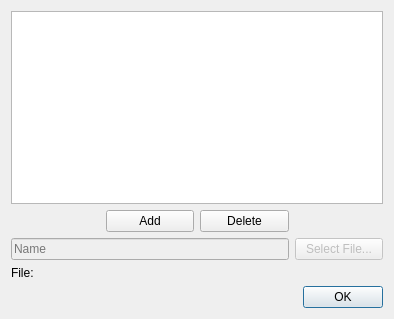
marmysl/ece1140, file TrackModel/layoutdialog.ui: the form before one commit.
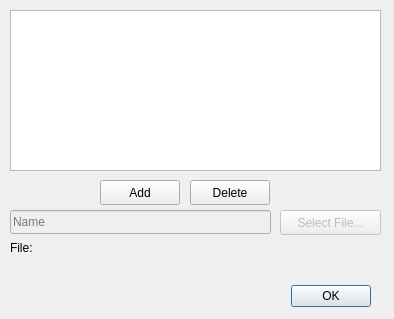
The form after the commit.

Patch:
```diff
--- a/TrackModel/layoutdialog.ui
+++ b/TrackModel/layoutdialog.ui
@@ -13,26 +13,15 @@
   <property name="windowTitle">
    <string>Layout Files</string>
   </property>
-  <layout class="QGridLayout" name="gridLayout">
-   <item row="3" column="3">
-    <widget class="QPushButton" name="openFileButton">
-     <property name="enabled">
-      <bool>false</bool>
-     </property>
-     <property name="text">
-      <string>Select File...</string>
-     </property>
-    </widget>
-   </item>
-   <item row="4" column="0">
-    <widget class="QLabel" name="label">
-     <property name="text">
-      <string>File:</string>
-     </property>
-    </widget>
-   </item>
-   <item row="6" column="0" colspan="4">
     <widget class="QDialogButtonBox" name="buttonBox">
+   <property name="geometry">
+    <rect>
+     <x>30</x>
+     <y>280</y>
+     <width>341</width>
+     <height>32</height>
+    </rect>
+   </property>
      <property name="orientation">
       <enum>Qt::Horizontal</enum>
      </property>
@@ -40,36 +29,15 @@
       <set>QDialogButtonBox::Ok</set>
      </property>
     </widget>
-   </item>
-   <item row="1" column="2">
-    <widget class="QPushButton" name="deleteButton">
-     <property name="text">
-      <string>Delete</string>
-     </property>
-    </widget>
-   </item>
-   <item row="4" column="1" colspan="3">
-    <widget class="QLabel" name="fileLabel">
-     <property name="text">
-      <string/>
-     </property>
-     <property name="alignment">
-      <set>Qt::AlignLeading|Qt::AlignLeft|Qt::AlignTop</set>
-     </property>
-     <property name="wordWrap">
-      <bool>true</bool>
-     </property>
-    </widget>
-   </item>
-   <item row="1" column="1">
-    <widget class="QPushButton" name="addButton">
-     <property name="text">
-      <string>Add</string>
-     </property>
-    </widget>
-   </item>
-   <item row="0" column="0" colspan="4">
     <widget class="QTableView" name="fileTableView">
+   <property name="geometry">
+    <rect>
+     <x>10</x>
+     <y>10</y>
+     <width>371</width>
+     <height>161</height>
+    </rect>
+   </property>
      <property name="selectionMode">
       <enum>QAbstractItemView::SingleSelection</enum>
      </property>
@@ -77,18 +45,96 @@
       <enum>QAbstractItemView::SelectRows</enum>
      </property>
     </widget>
-   </item>
-   <item row="3" column="0" colspan="3">
     <widget class="QLineEdit" name="nameInput">
      <property name="enabled">
       <bool>false</bool>
      </property>
+   <property name="geometry">
+    <rect>
+     <x>10</x>
+     <y>210</y>
+     <width>261</width>
+     <height>24</height>
+    </rect>
+   </property>
      <property name="placeholderText">
       <string>Name</string>
      </property>
     </widget>
-   </item>
-  </layout>
+  <widget class="QPushButton" name="openFileButton">
+   <property name="enabled">
+    <bool>false</bool>
+   </property>
+   <property name="geometry">
+    <rect>
+     <x>280</x>
+     <y>210</y>
+     <width>101</width>
+     <height>25</height>
+    </rect>
+   </property>
+   <property name="text">
+    <string>Select File...</string>
+   </property>
+  </widget>
+  <widget class="QLabel" name="fileLabel">
+   <property name="geometry">
+    <rect>
+     <x>50</x>
+     <y>240</y>
+     <width>341</width>
+     <height>31</height>
+    </rect>
+   </property>
+   <property name="text">
+    <string/>
+   </property>
+   <property name="alignment">
+    <set>Qt::AlignLeading|Qt::AlignLeft|Qt::AlignTop</set>
+   </property>
+   <property name="wordWrap">
+    <bool>true</bool>
+   </property>
+  </widget>
+  <widget class="QPushButton" name="addButton">
+   <property name="geometry">
+    <rect>
+     <x>100</x>
+     <y>180</y>
+     <width>80</width>
+     <height>25</height>
+    </rect>
+   </property>
+   <property name="text">
+    <string>Add</string>
+   </property>
+  </widget>
+  <widget class="QPushButton" name="deleteButton">
+   <property name="geometry">
+    <rect>
+     <x>190</x>
+     <y>180</y>
+     <width>80</width>
+     <height>25</height>
+    </rect>
+   </property>
+   <property name="text">
+    <string>Delete</string>
+   </property>
+  </widget>
+  <widget class="QLabel" name="label">
+   <property name="geometry">
+    <rect>
+     <x>10</x>
+     <y>240</y>
+     <width>41</width>
+     <height>16</height>
+    </rect>
+   </property>
+   <property name="text">
+    <string>File:</string>
+   </property>
+  </widget>
  </widget>
  <resources/>
  <connections>
```
Lines whose indentation alone changed are shown as unchanged.
